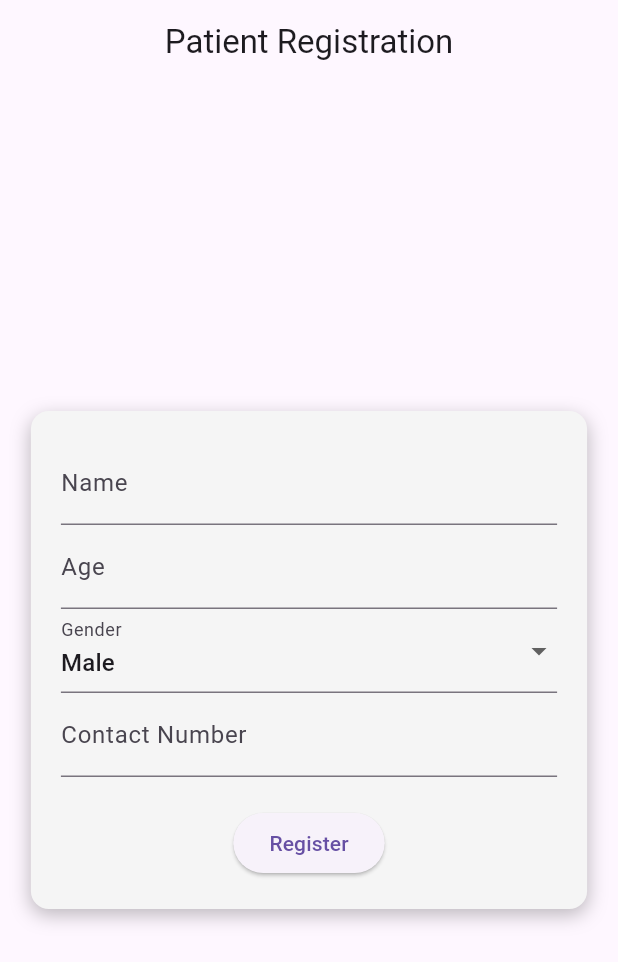
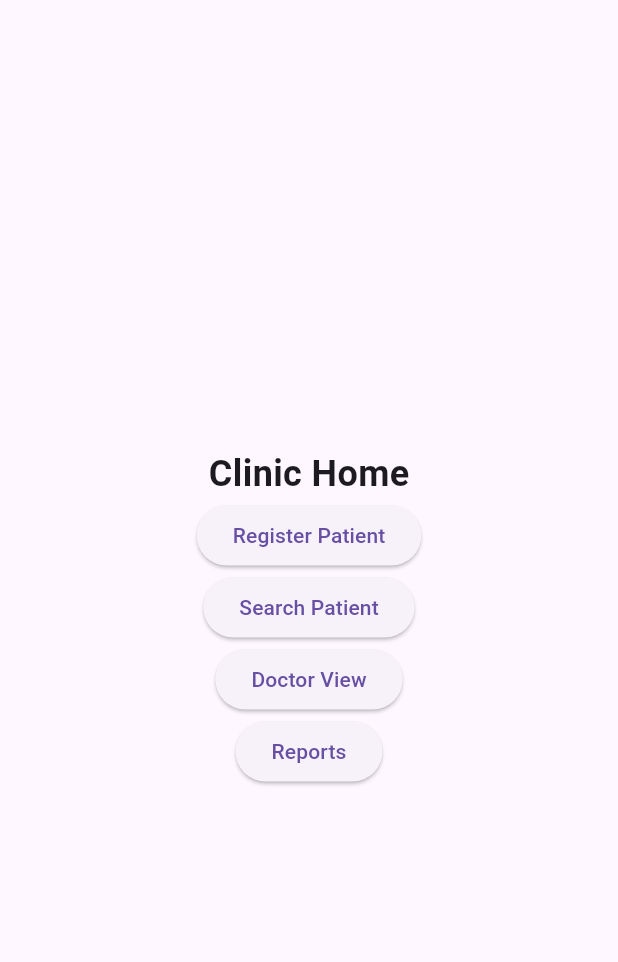
Before and after one commit to varunpnair92/clinic, a Flutter app: the screen it shows after launch, on a phone screen of 412 x 824 dp. Shown: the top 962 px of the screen. Run offline on Flutter 3.47's test engine with Material 3 defaults, Android fonts, the phone set to English and light mode, and no system bars; our stand-ins replace get.

Commit message:
intiail ok

```diff
--- /dev/null
+++ b/lib/center_page.dart
@@ -0,0 +1,26 @@
+import 'package:flutter/material.dart';
+
+class CenteredPage extends StatelessWidget {
+  final Widget child;
+  const CenteredPage({super.key, required this.child});
+
+  @override
+  Widget build(BuildContext context) {
+    return Scaffold(
+      body: LayoutBuilder(
+        builder: (context, constraints) => SingleChildScrollView(
+          child: ConstrainedBox(
+            constraints: BoxConstraints(minHeight: constraints.maxHeight),
+            child: Center(
+              child: Container(
+                width: MediaQuery.of(context).size.width > 600 ? 600 : double.infinity,
+                padding: const EdgeInsets.all(20),
+                child: child,
+              ),
+            ),
+          ),
+        ),
+      ),
+    );
+  }
+}
--- a/lib/controller.dart
+++ b/lib/controller.dart
@@ -1,34 +1,39 @@
+import 'dart:convert';
+
 import 'package:get/get.dart';
-import 'package:flutter/material.dart';
+import 'package:http/http.dart' as http;
 
-class PatientController extends GetxController {
-  final name = ''.obs;
-  final age = ''.obs;
-  final gender = 'Male'.obs;
-  final contact = ''.obs;
+class ApiController extends GetxController {
+  final String baseUrl = 'http://192.168.1.40:8000/clinic';
 
-  final formKey = GlobalKey<FormState>();
+  var searchResults = [].obs;
+  var loading = false.obs;
 
-  void register() {
-    if (formKey.currentState!.validate()) {
-      Get.dialog(
-        AlertDialog(
-          title: const Text('Success'),
-          content: Text(
-            'Patient Registered:\n'
-            'Name: ${name.value}\n'
-            'Age: ${age.value}\n'
-            'Gender: ${gender.value}\n'
-            'Contact: ${contact.value}',
-          ),
-          actions: [
-            TextButton(
-              onPressed: () => Get.back(),
-              child: const Text('OK'),
-            ),
-          ],
-        ),
+  Future<void> searchPatient(String query) async {
+    loading.value = true;
+    try {
+      final res = await http.get(Uri.parse('$baseUrl/search/?q=$query'));
+      if (res.statusCode == 200) {
+        searchResults.value = json.decode(res.body);
+      } else {
+        searchResults.value = [];
+      }
+    } catch (e) {
+      searchResults.value = [];
+    } finally {
+      loading.value = false;
+    }
+  }
+
+  Future<void> registerPatient(Map<String, dynamic> data) async {
+    try {
+      await http.post(
+        Uri.parse('$baseUrl/register/'),
+        headers: {'Content-Type': 'application/json'},
+        body: json.encode(data),
       );
+    } catch (e) {
+      rethrow;
     }
   }
 }
--- /dev/null
+++ b/lib/home_page.dart
@@ -0,0 +1,22 @@
+import 'package:clinic/center_page.dart';
+import 'package:flutter/material.dart';
+import 'package:get/get.dart';
+
+class HomePage extends StatelessWidget {
+  const HomePage({super.key});
+
+  @override
+  Widget build(BuildContext context) {
+    return CenteredPage(
+      child: Column(
+        children: [
+          const Text('Clinic Home', style: TextStyle(fontSize: 24, fontWeight: FontWeight.bold)),
+          ElevatedButton(onPressed: () => Get.toNamed('/register'), child: const Text("Register Patient")),
+          ElevatedButton(onPressed: () => Get.toNamed('/search'), child: const Text("Search Patient")),
+          ElevatedButton(onPressed: () => Get.toNamed('/doctor'), child: const Text("Doctor View")),
+          ElevatedButton(onPressed: () => Get.toNamed('/reports'), child: const Text("Reports")),
+        ],
+      ),
+    );
+  }
+}
--- a/lib/main.dart
+++ b/lib/main.dart
@@ -1,101 +1,31 @@
-import 'package:clinic/controller.dart';
+import 'package:clinic/doctor.dart';
+import 'package:clinic/home_page.dart';
+import 'package:clinic/register.dart';
+import 'package:clinic/report.dart';
+import 'package:clinic/search.dart';
 import 'package:flutter/material.dart';
 import 'package:get/get.dart';
 
 void main() {
-  runApp(const PatientApp());
+  runApp(const MyApp());
 }
 
-class PatientApp extends StatelessWidget {
-  const PatientApp({super.key});
+class MyApp extends StatelessWidget {
+  const MyApp({super.key});
 
   @override
   Widget build(BuildContext context) {
     return GetMaterialApp(
-      title: 'Patient Register',
-      debugShowCheckedModeBanner: false,
-      home: const PatientRegisterPage(),
+      title: 'Clinic Patient Management',
+      theme: ThemeData(primarySwatch: Colors.teal),
+      initialRoute: '/',
+      getPages: [
+        GetPage(name: '/', page: () => const HomePage()),
+        GetPage(name: '/register', page: () => const RegisterPage()),
+        GetPage(name: '/search', page: () => const SearchPage()),
+        GetPage(name: '/doctor', page: () => const DoctorPage()),
+        GetPage(name: '/reports', page: () => const ReportsPage()),
+      ],
     );
   }
 }
-
-class PatientRegisterPage extends StatelessWidget {
-  const PatientRegisterPage({super.key});
-
-  @override
-  Widget build(BuildContext context) {
-    final controller = Get.put(PatientController());
-
-    final screenWidth = MediaQuery.of(context).size.width;
-    final formWidth = screenWidth < 600 ? screenWidth * 0.9 : 400.0;
-
-    return Scaffold(
-      appBar: AppBar(
-        title: const Text('Patient Registration'),
-        centerTitle: true,
-      ),
-      body: Center(
-        child: Container(
-          width: formWidth,
-          padding: const EdgeInsets.all(20),
-          decoration: BoxDecoration(
-            color: Colors.grey[100],
-            borderRadius: BorderRadius.circular(12),
-            boxShadow: const [
-              BoxShadow(
-                color: Colors.black26,
-                blurRadius: 10,
-                offset: Offset(0, 4),
-              ),
-            ],
-          ),
-          child: Form(
-            key: controller.formKey,
-            child: Column(
-              mainAxisSize: MainAxisSize.min,
-              children: [
-                TextFormField(
-                  decoration: const InputDecoration(labelText: 'Name'),
-                  onChanged: (val) => controller.name.value = val,
-                  validator: (val) =>
-                      val == null || val.isEmpty ? 'Enter name' : null,
-                ),
-                TextFormField(
-                  decoration: const InputDecoration(labelText: 'Age'),
-                  keyboardType: TextInputType.number,
-                  onChanged: (val) => controller.age.value = val,
-                  validator: (val) =>
-                      val == null || val.isEmpty ? 'Enter age' : null,
-                ),
-                Obx(() => DropdownButtonFormField(
-                      value: controller.gender.value,
-                      items: ['Male', 'Female', 'Other']
-                          .map((g) => DropdownMenuItem(
-                                value: g,
-                                child: Text(g),
-                              ))
-                          .toList(),
-                      onChanged: (val) => controller.gender.value = val!,
-                      decoration: const InputDecoration(labelText: 'Gender'),
-                    )),
-                TextFormField(
-                  decoration:
-                      const InputDecoration(labelText: 'Contact Number'),
-                  keyboardType: TextInputType.phone,
-                  onChanged: (val) => controller.contact.value = val,
-                  validator: (val) =>
-                      val == null || val.isEmpty ? 'Enter contact' : null,
-                ),
-                const SizedBox(height: 20),
-                ElevatedButton(
-                  onPressed: controller.register,
-                  child: const Text('Register'),
-                )
-              ],
-            ),
-          ),
-        ),
-      ),
-    );
-  }
-}
--- /dev/null
+++ b/lib/model.dart
@@ -0,0 +1,28 @@
+class Patient {
+  final int id;
+  final String name;
+  final int age;
+  final String gender;
+  final String phone;
+  final String? address;
+
+  Patient({
+    required this.id,
+    required this.name,
+    required this.age,
+    required this.gender,
+    required this.phone,
+    this.address,
+  });
+
+  factory Patient.fromJson(Map<String, dynamic> json) {
+    return Patient(
+      id: json['id'],
+      name: json['name'],
+      age: json['age'],
+      gender: json['gender'],
+      phone: json['phone'],
+      address: json['address']?['address'],
+    );
+  }
+}
--- /dev/null
+++ b/lib/shared.dart
@@ -0,0 +1,3 @@
+class ApiConstants {
+  static const String baseUrl = 'http://192.168.1.40:8000/clinic';
+}
```
Also changed, not shown: lib/doctor.dart (added, +64 -0 lines), lib/reception.dart (added, +50 -0 lines), lib/register.dart (added, +60 -0 lines), lib/report.dart (added, +21 -0 lines), lib/search.dart (added, +41 -0 lines), pubspec.yaml (+1 -6 lines), pubspec.lock, 1 other file.
